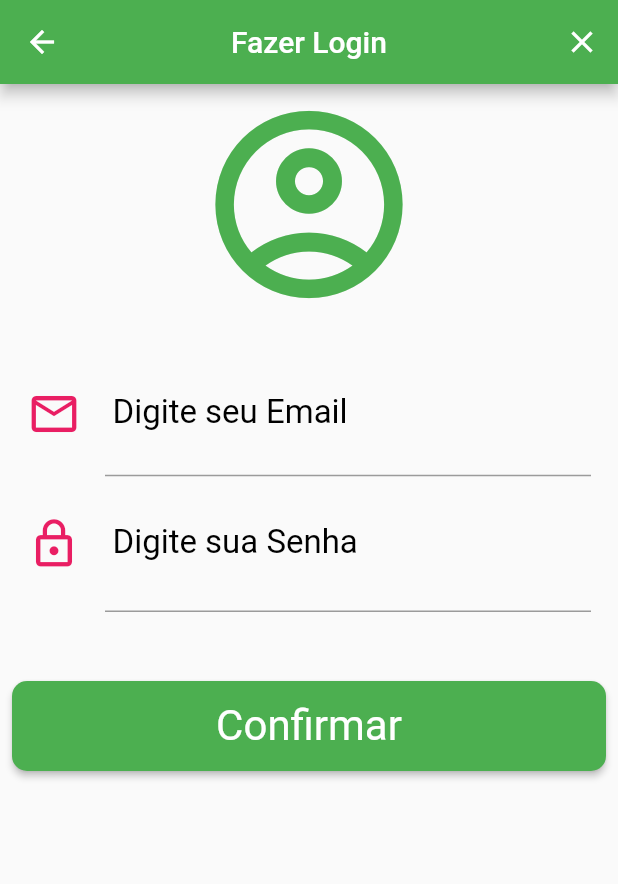
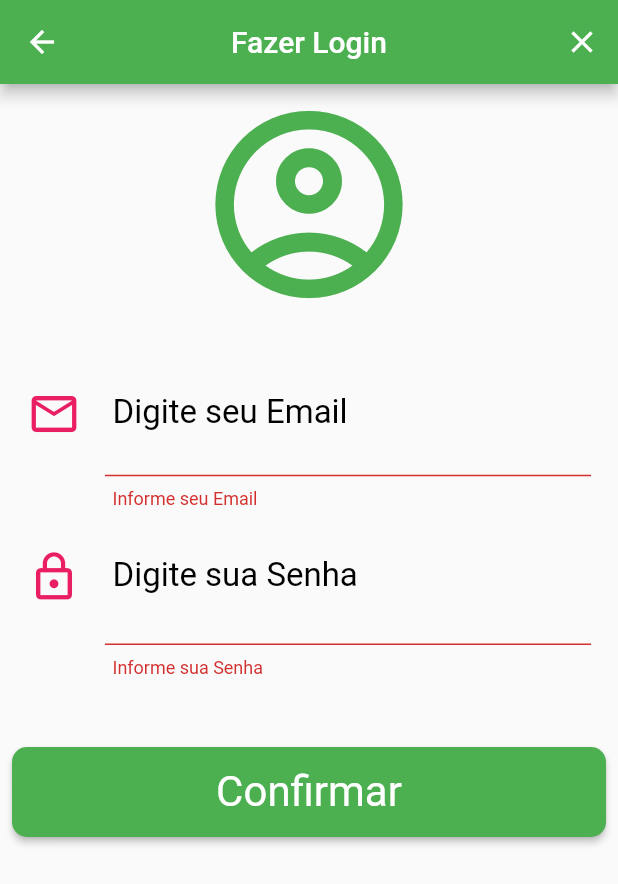
Before and after one commit to mig-ramos/agenda_esp_on, a Flutter app: the LoginPage screen opened by its route, after a tap on "Confirmar", on a phone screen of 412 x 824 dp. Shown: the top 884 px of the screen. Run offline on Flutter 3.47's test engine with Material 2 defaults, Android fonts, the phone set to English and light mode, and no system bars; our stand-ins replace shared_preferences; missing offline and left inert: dart:ffi; accounts and stored records are empty.

Commit message:
Cria model User e API Login

```diff
--- a/lib/configuratios/setup.dart
+++ b/lib/configuratios/setup.dart
@@ -1,4 +1,25 @@
 ///
 /// Configuração da url API
 // var url = Uri.parse('https://agenda-online-tcc.herokuapp.com');
-var url = Uri.parse('http://192.168.15.15:8080');
+
+class Setups {
+  var _conexao = 'http://192.168.15.15:8080';
+  var _cabecalho = {
+    "Content-Type": "application/json",
+    "Accept-Charset": "utf-8"
+  };
+  get conexao => _conexao;
+  set conexao(value) {
+    _conexao = value;
+  }
+
+  get cabecalho => _cabecalho;
+  set cabecalho(value) {
+    _cabecalho = value;
+  }
+
+  @override
+  String toString() {
+    return 'Setups{conexao: $conexao, cabecalho: $cabecalho}';
+  }
+}
--- a/lib/login/login_page.dart
+++ b/lib/login/login_page.dart
@@ -1,4 +1,10 @@
+import 'dart:convert';
+
+import 'package:agenda_esp_on/apis/login_api.dart';
+import 'package:agenda_esp_on/components/alert.dart';
 import 'package:agenda_esp_on/components/styles_buttons.dart';
+import 'package:agenda_esp_on/configuratios/setup.dart';
+import 'package:agenda_esp_on/utils/prefs.dart';
 import 'package:flutter/cupertino.dart';
 import 'package:flutter/material.dart';
 
@@ -9,6 +15,12 @@ class LoginPage extends StatefulWidget {
 
   @override
   _LoginPageState createState() => _LoginPageState();
+}
+
+ Future<String> _buscarToken() async {
+  var setup = await Prefs.getString('user.prefs');
+  Map<String, dynamic> mapResponse = json.decode(setup);
+ return (mapResponse['token']);
 }
 
 class _LoginPageState extends State<LoginPage> {
@@ -133,38 +145,42 @@ class _LoginPageState extends State<LoginPage> {
       onPressed: () async {
         String email = _emailController.text;
         String senha = _senhaController.text;
-        // if(_formKey.currentState!.validate()){
-        //   var usser = await LoginApi.login(email, senha);
-        //   if(usser != null && usser.token!=''){
-        //     // print(usser.token );
-        //     var usuario = await UsuarioApi.bucarUsuEmail(usser.email, usser.senha, usser.token);
-        //     if(usuario != null){
-        //       var perfil = await Prefs.getString('perfil') as String;
-        //
-        //       switch(perfil) {
-        //         case 'PACIENTE':
-        //           Navigator.of(context).pushReplacementNamed('/menuPageUsuario');
-        //           break;
-        //         case 'MEDICO':
-        //           Navigator.of(context).pushReplacementNamed('/menuPageMedico');
-        //           break;
-        //         case 'ADMIN':
-        //           Navigator.of(context).pushReplacementNamed('/menuPageAdmin');
-        //           break;
-        //         default:
-        //           alert(context,"Perfil não encontrado..");
-        //           break;
-        //       }
-        //     }else {
-        //       alert(context,"Falha no Cadastro Usuário..");
-        //     }
-        //     //   Navigator.of(context).pushReplacementNamed('/menuPageUsuario');
-        //   } else {
-        //     alert(context,"Login INVÁLIDO");
-        //   }
-        // } else{
-        //   // FocusScope.of(context).requestFocus(new FocusNode());
-        // }
+        if (_formKey.currentState!.validate()) {
+          var resposta = await LoginApi.login(email, senha);
+          if (resposta == 200) {
+            var token =await _buscarToken();
+            //    var usuario = await UsuarioApi.bucarUsuEmail(user.email, user.senha, user.token);
+            var usuario = 'ok';
+            if (usuario != null) {
+              // var perfil = await Prefs.getString('perfil') as String;
+              var perfil = 'PACIENTE';
+              switch (perfil) {
+                case 'PACIENTE':
+                  ////////////           print(await Prefs.getString('user.prefs'));
+                  //     Navigator.of(context).pushReplacementNamed('/menuPageUsuario');
+                  break;
+                case 'MEDICO':
+                  Navigator.of(context).pushReplacementNamed('/menuPageMedico');
+                  break;
+                case 'ADMIN':
+                  Navigator.of(context).pushReplacementNamed('/menuPageAdmin');
+                  break;
+                default:
+                  alert(context, "Perfil não encontrado..");
+                  break;
+              }
+            } else {
+              alert(context, "Falha no Cadastro Usuário..");
+            }
+            //   Navigator.of(context).pushReplacementNamed('/menuPageUsuario');
+          } else if(resposta == 401) {
+            alert(context, "Login INVÁLIDO");
+          } else{
+            alert(context, "Servidor não encontrado..");
+          }
+        } else {
+          // FocusScope.of(context).requestFocus(new FocusNode());
+        }
       },
     )));
   }
--- /dev/null
+++ b/lib/models/user.dart
@@ -0,0 +1,49 @@
+import 'package:agenda_esp_on/utils/prefs.dart';
+import 'dart:convert' as convert;
+
+class User {
+  String email = '';
+  String senha = '';
+  String token = '';
+
+  User({required this.email, required this.senha, required this.token});
+
+  User.fromJson(Map<String, dynamic> json) {
+    email = json['email'];
+    senha = json['senha'];
+    token = json['token'];
+  }
+
+  Map<String, dynamic> toJson() {
+    final Map<String, dynamic> data = new Map<String, dynamic>();
+    data['email'] = this.email;
+    data['senha'] = this.senha;
+    data['token'] = this.token;
+    return data;
+  }
+
+  static void clear(){
+    Prefs.setString("user.prefs", "");
+  }
+
+  void save() {
+    Map map = toJson();
+    String json = convert.json.encode(map);
+    Prefs.setString("user.prefs", json);
+  }
+
+  static Future<User?> get() async {
+    String json = await Prefs.getString("user.prefs");
+    if(json.isEmpty) {
+      return null;
+    }
+    Map<String, String> map = convert.json.decode(json);
+    User user = User.fromJson(map);
+    return user;
+  }
+
+  @override
+  String toString() {
+    return 'User{email: $email, senha: $senha, token: $token}';
+  }
+}
```
Also changed, not shown: lib/apis/login_api.dart (added, +49 -0 lines), lib/utils/prefs.dart (+2 -12 lines), lib/components/alert.dart (line endings or trailing spaces).
